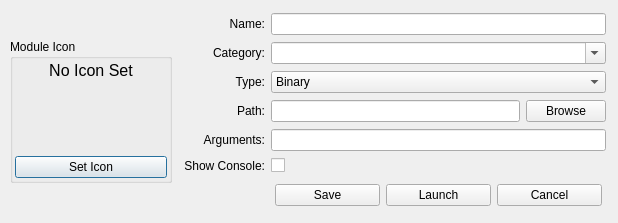
First picture: the form in products/RAT-STATS/rstats_ui/src/UIRStatsLaunchConfigDialog.ui, repository cbtek/RStats2017, before the edit.
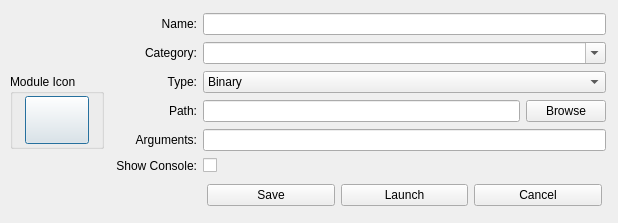
Second picture: the form after the edit.

Commit message: Updated SSRN to to final state Added batch project Added features to XMLDataElement for returning direct number Added class for parsing text data files

```diff
--- a/products/RAT-STATS/rstats_ui/src/UIRStatsLaunchConfigDialog.ui
+++ b/products/RAT-STATS/rstats_ui/src/UIRStatsLaunchConfigDialog.ui
@@ -82,7 +82,7 @@
           <property name="title">
            <string>Module Icon</string>
           </property>
-          <layout class="QVBoxLayout" name="verticalLayout_3">
+          <layout class="QHBoxLayout" name="horizontalLayout_3">
            <property name="spacing">
             <number>2</number>
            </property>
@@ -98,95 +98,28 @@
            <property name="bottomMargin">
             <number>2</number>
            </property>
-           <item>
-            <widget class="QLabel" name="m_lblNoIcon">
-             <property name="sizePolicy">
-              <sizepolicy hsizetype="Preferred" vsizetype="Expanding">
-               <horstretch>0</horstretch>
-               <verstretch>0</verstretch>
-              </sizepolicy>
-             </property>
-             <property name="font">
-              <font>
-               <pointsize>12</pointsize>
-              </font>
-             </property>
-             <property name="text">
-              <string>No Icon Set</string>
-             </property>
-             <property name="alignment">
-              <set>Qt::AlignCenter</set>
-             </property>
-            </widget>
-           </item>
-           <item>
-            <layout class="QHBoxLayout" name="horizontalLayout_3">
-             <property name="leftMargin">
-              <number>4</number>
-             </property>
-             <property name="topMargin">
-              <number>4</number>
-             </property>
-             <property name="rightMargin">
-              <number>4</number>
-             </property>
-             <property name="bottomMargin">
-              <number>4</number>
-             </property>
-             <item>
-              <spacer name="horizontalSpacer">
-               <property name="orientation">
-                <enum>Qt::Horizontal</enum>
-               </property>
-               <property name="sizeHint" stdset="0">
-                <size>
-                 <width>40</width>
-                 <height>20</height>
-                </size>
-               </property>
-              </spacer>
-             </item>
-             <item>
-              <widget class="QLabel" name="m_lblIcon">
-               <property name="sizePolicy">
-                <sizepolicy hsizetype="Preferred" vsizetype="Fixed">
-                 <horstretch>0</horstretch>
-                 <verstretch>0</verstretch>
-                </sizepolicy>
-               </property>
-               <property name="minimumSize">
-                <size>
-                 <width>64</width>
-                 <height>64</height>
-                </size>
-               </property>
-               <property name="text">
-                <string/>
-               </property>
-               <property name="scaledContents">
-                <bool>true</bool>
-               </property>
-              </widget>
-             </item>
-             <item>
-              <spacer name="horizontalSpacer_2">
-               <property name="orientation">
-                <enum>Qt::Horizontal</enum>
-               </property>
-               <property name="sizeHint" stdset="0">
-                <size>
-                 <width>40</width>
-                 <height>20</height>
-                </size>
-               </property>
-              </spacer>
-             </item>
-            </layout>
-           </item>
            <item>
             <widget class="QPushButton" name="m_btnSetIcon">
+             <property name="minimumSize">
+              <size>
+               <width>48</width>
+               <height>48</height>
+              </size>
+             </property>
+             <property name="maximumSize">
+              <size>
+               <width>64</width>
+               <height>64</height>
+              </size>
+             </property>
              <property name="text">
-              <string>Set Icon</string>
+              <string/>
+             </property>
+             <property name="iconSize">
+              <size>
+               <width>32</width>
+               <height>32</height>
+              </size>
              </property>
             </widget>
            </item>
```
The commit also changes 26 other files.
